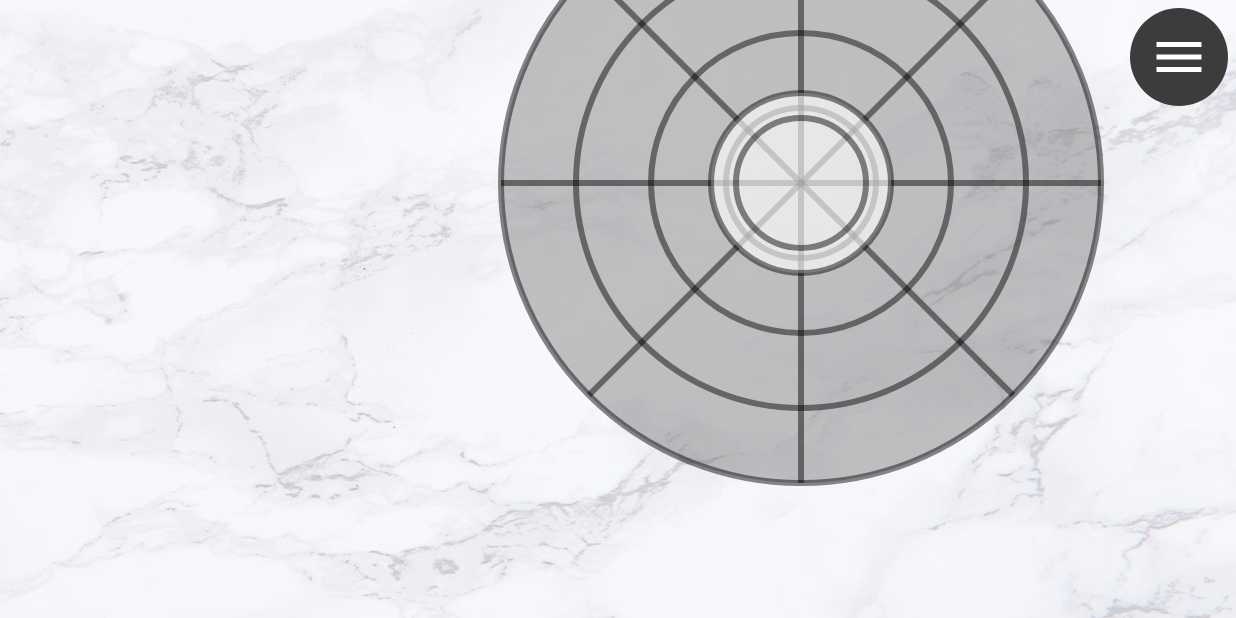
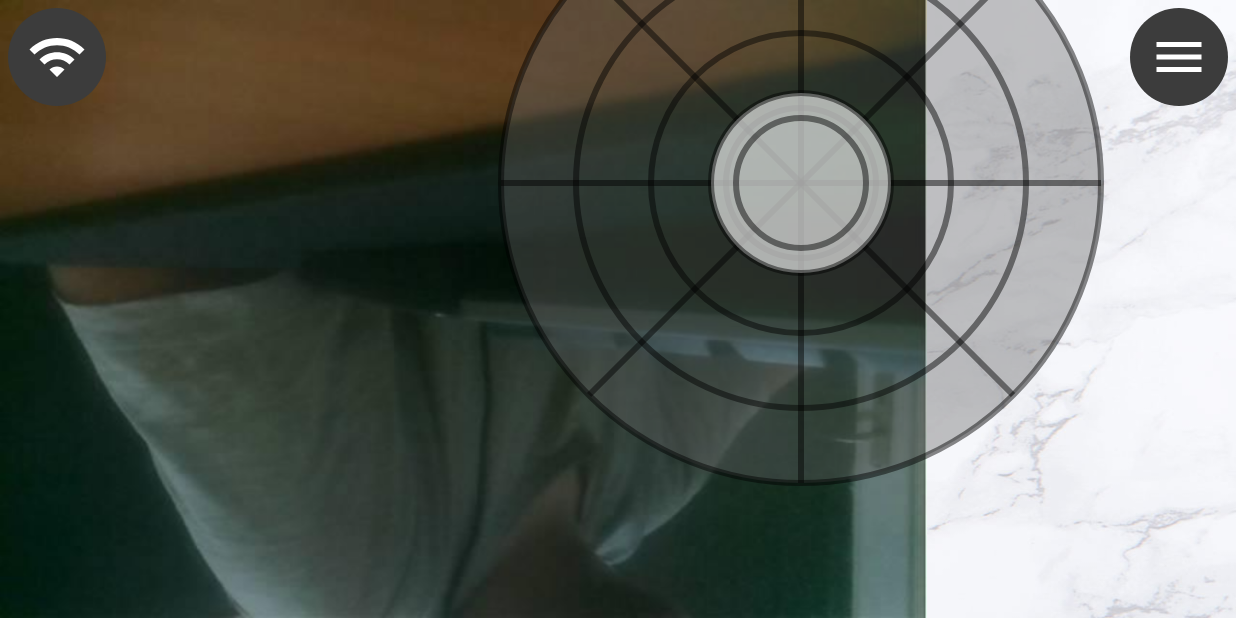
Before and after one commit to AlbertRasinski/Robot-Controller---mobile-app, an Android app: the screen it shows after launch (MainActivity), on a phone screen of 824 x 412 dp (held sideways). Run offline under Robolectric (Android 15) with nearby library versions, the phone set to English and light mode, and no system bars.

Commit message:
v2_17.10.2020

```diff
--- a/app/build.gradle
+++ b/app/build.gradle
@@ -26,7 +26,7 @@ dependencies {
     implementation fileTree(dir: "libs", include: ["*.jar"])
     implementation 'androidx.appcompat:appcompat:1.2.0'
     implementation 'androidx.constraintlayout:constraintlayout:2.0.1'
-    testImplementation 'junit:junit:4.12'
+    //testImplementation 'junit:junit:4.12'
     androidTestImplementation 'androidx.test.ext:junit:1.1.2'
     androidTestImplementation 'androidx.test.espresso:espresso-core:3.3.0'
 
--- /dev/null
+++ b/app/src/main/java/albert/rasinski/DrawCamera.java
@@ -0,0 +1,75 @@
+package albert.rasinski;
+
+import android.content.Context;
+import android.graphics.Bitmap;
+import android.graphics.BitmapFactory;
+import android.graphics.Canvas;
+import android.graphics.Color;
+import android.graphics.Paint;
+import android.graphics.Point;
+import android.media.Image;
+import android.util.AttributeSet;
+import android.util.DisplayMetrics;
+import android.util.Log;
+import android.view.Display;
+import android.view.View;
+import android.view.WindowManager;
+
+import androidx.annotation.Nullable;
+
+public class DrawCamera extends View {
+    public static Bitmap bitmap;
+    private int heightPx;
+    private int widthPx;
+    private double ratio;
+
+    public DrawCamera(Context context) {
+        super(context);
+        init(context);
+    }
+
+    public DrawCamera(Context context, @Nullable AttributeSet attrs) {
+        super(context, attrs);
+        init(context);
+    }
+
+    public DrawCamera(Context context, @Nullable AttributeSet attrs, int defStyleAttr) {
+        super(context, attrs, defStyleAttr);
+        init(context);
+    }
+
+    public DrawCamera(Context context, @Nullable AttributeSet attrs, int defStyleAttr, int defStyleRes) {
+        super(context, attrs, defStyleAttr, defStyleRes);
+        init(context);
+    }
+
+    private void init(Context context) {
+        WindowManager wm = (WindowManager) context.getSystemService(Context.WINDOW_SERVICE);
+        Display display = wm.getDefaultDisplay();
+        Point realSize = new Point();
+        display.getRealSize(realSize);
+        heightPx = realSize.x;
+        widthPx = realSize.y;
+
+        Bitmap tmpBitmap = BitmapFactory.decodeResource(context.getResources(), R.drawable.ccc);
+        int widthImage = tmpBitmap.getWidth();
+        int heightImage = tmpBitmap.getHeight();
+        ratio = (float)(heightImage) / (float)(widthImage);
+        Log.d("halo",""+ratio);
+        bitmap = Bitmap.createScaledBitmap(tmpBitmap,(int)(ratio * (float)heightPx), widthPx, true);
+    }
+
+    @Override
+    protected void onDraw(Canvas canvas) {
+        Log.d("testb", "want to draw");
+        Log.d("testb", "" + bitmap.getByteCount());
+        canvas.drawBitmap(bitmap,0,0,null);
+        /*if (bitmap != null){
+            Log.d("testb", "start draw");
+
+            Log.d("testb", "stop draw");
+        }else{
+            Log.d("testb", "jest pusty");
+        }*/
+    }
+}
--- a/app/src/main/java/albert/rasinski/IpPort.java
+++ b/app/src/main/java/albert/rasinski/IpPort.java
@@ -34,7 +34,6 @@ public class IpPort{
     public String getIp(){
         return ip;
     }
-
     public int getPort(){
         return port;
     }
@@ -42,7 +41,6 @@ public class IpPort{
     public void setIp(String ip){
         this.ip = ip;
     }
-
     public void setPort(int port){
         this.port = port;
     }
--- a/app/src/main/java/albert/rasinski/MainActivity.java
+++ b/app/src/main/java/albert/rasinski/MainActivity.java
@@ -18,8 +18,9 @@ public class MainActivity extends AppCompatActivity {
     private int heightPx;
     private int widthPx;
     private Joystick joystick;
-    private boolean onOffClient;
+    private DrawCamera drawCamera;
     private IpPort ipPort;
+    private Client client;
 
     @Override
     protected void onCreate(Bundle savedInstanceState) {
@@ -45,6 +46,7 @@ public class MainActivity extends AppCompatActivity {
         setContentView(R.layout.activity_main);
 
         joystick = (Joystick) findViewById(R.id.joystickView);
+        drawCamera = new DrawCamera(this);
 
         WindowManager wm = (WindowManager) getSystemService(Context.WINDOW_SERVICE);
         Display display = wm.getDefaultDisplay();
@@ -53,22 +55,15 @@ public class MainActivity extends AppCompatActivity {
         heightPx = realSize.x;
         widthPx = realSize.y;
 
-        onOffClient = false;
-
         ipPort = new IpPort(this);
         Bundle extras = getIntent().getExtras();
 
         if (extras != null){
             ipPort.setIp(extras.getString("ip"));
             ipPort.setPort(extras.getInt("port"));
-            onOffClient = extras.getBoolean("onOffClient");
             ipPort.save(this);
         }
-
-        if (onOffClient){
-            Client client = (Client) new Client(joystick, ipPort.getIp(), ipPort.getPort());
-            client.execute();
-        }
+        Log.d("testc","nowe");
     }
 
     @Override
@@ -107,6 +102,7 @@ public class MainActivity extends AppCompatActivity {
         if (event.getAction() == MotionEvent.ACTION_UP){
             joystick.resetJoystick();
         }
+        drawCamera.invalidate();
         joystick.invalidate();
 
         return true;
@@ -118,4 +114,11 @@ public class MainActivity extends AppCompatActivity {
         intent.putExtra("port", ipPort.getPort());
         startActivity(intent);
     }
+
+    public void connectButton(View view){
+        client = new Client(joystick, drawCamera, ipPort.getIp(), ipPort.getPort());
+        Log.d("aa","ip: " + ipPort.getIp());
+        Log.d("aa","port: " + ipPort.getPort());
+        client.execute();
+    }
 }
--- a/app/src/main/java/albert/rasinski/Menu.java
+++ b/app/src/main/java/albert/rasinski/Menu.java
@@ -87,7 +87,6 @@ public class Menu extends AppCompatActivity {
         }else{
             intent.putExtra("ip", setTextIP.getText().toString());
         }
-        Log.d("tag123","test " + setTextPort.getText().toString());
         if (setTextPort.getText().toString().matches("")){
             intent.putExtra("port", port);
         }else{
--- /dev/null
+++ b/app/src/main/res/drawable/connect.xml
@@ -0,0 +1,5 @@
+<vector android:height="40dp" android:tint="#FFFFFF"
+    android:viewportHeight="24" android:viewportWidth="24"
+    android:width="40dp" xmlns:android="http://schemas.android.com/apk/res/android">
+    <path android:fillColor="@android:color/white" android:pathData="M1,9l2,2c4.97,-4.97 13.03,-4.97 18,0l2,-2C16.93,2.93 7.08,2.93 1,9zM9,17l3,3 3,-3c-1.65,-1.66 -4.34,-1.66 -6,0zM5,13l2,2c2.76,-2.76 7.24,-2.76 10,0l2,-2C15.14,9.14 8.87,9.14 5,13z"/>
+</vector>
--- a/app/src/main/res/layout/activity_main.xml
+++ b/app/src/main/res/layout/activity_main.xml
@@ -7,6 +7,11 @@
     android:layout_height="match_parent"
     android:background="@drawable/bckgrndpic"
     tools:context=".MainActivity">
+
+    <albert.rasinski.DrawCamera
+        android:id="@+id/drawCamera"
+        android:layout_width="match_parent"
+        android:layout_height="match_parent" />
 
     <albert.rasinski.Joystick
         android:id="@+id/joystickView"
@@ -35,4 +40,17 @@
         app:layout_constraintEnd_toEndOf="parent"
         app:layout_constraintTop_toTopOf="parent"/>
 
+    <ImageButton
+        android:id="@+id/imageButton2"
+        android:layout_width="65dp"
+        android:layout_height="65dp"
+        android:layout_marginStart="5dp"
+        android:layout_marginTop="5dp"
+        android:background="@drawable/menu_button"
+        android:onClick="connectButton"
+        app:layout_constraintStart_toStartOf="parent"
+        app:layout_constraintTop_toTopOf="parent"
+        app:srcCompat="@drawable/connect" />
+
+
 </androidx.constraintlayout.widget.ConstraintLayout>
```
Also changed, not shown: app/src/main/java/albert/rasinski/Client.java (+40 -28 lines), app/src/main/res/drawable/aaa.jpg (added), app/src/main/res/drawable/bbb.jpg (added), app/src/main/res/drawable/ccc.jpg (added), 3 other files.
